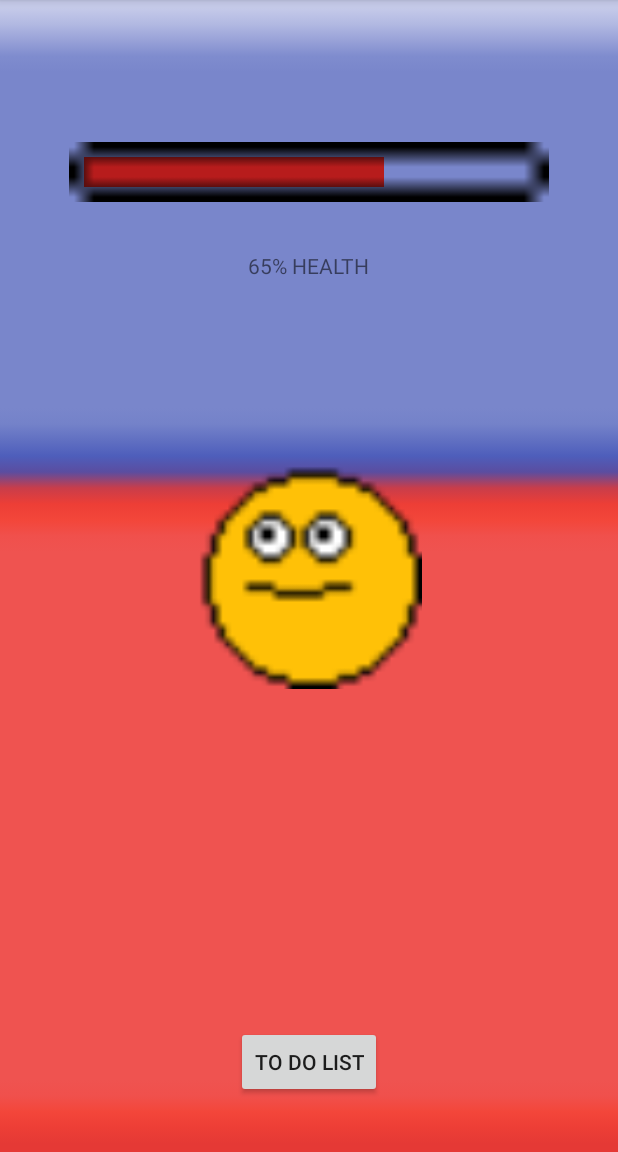
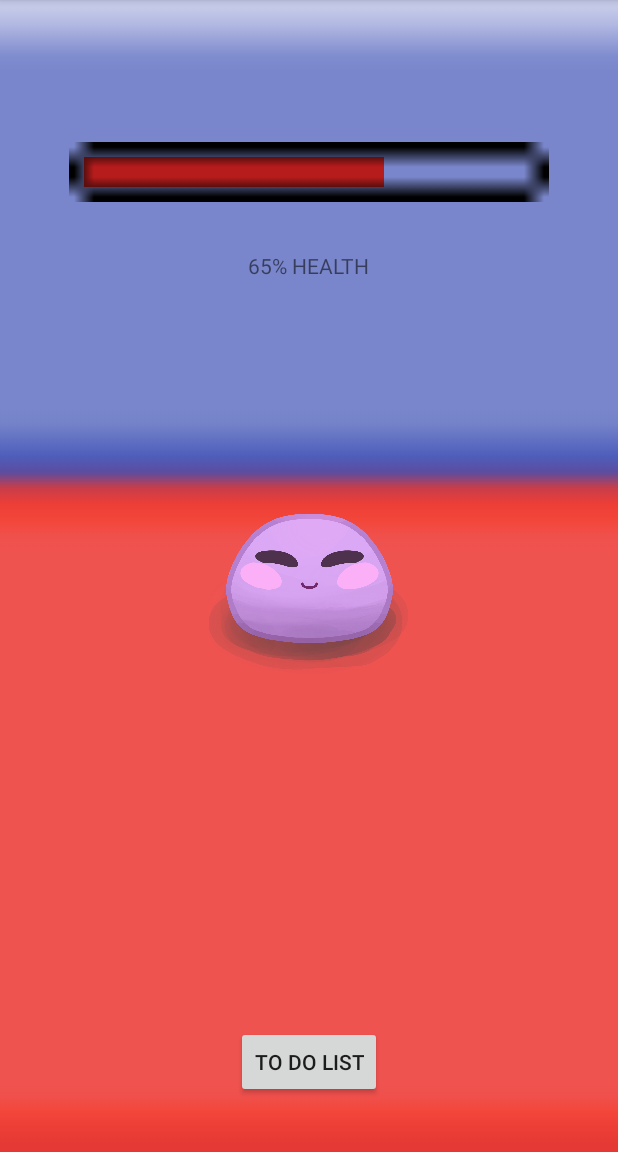
Before and after one commit to kmuniba98/keikaku-pet, an Android app: the screen it shows after launch (MainActivity), on a phone screen of 412 x 824 dp, the part 84-1236 px from its top. Run offline under Robolectric (Android 15) with nearby library versions, the light colour scheme and no system bars.

Commit message:
updated pet animation

```diff
--- a/app/src/main/java/com/keikakupet/MainActivity.kt
+++ b/app/src/main/java/com/keikakupet/MainActivity.kt
@@ -27,7 +27,7 @@ class MainActivity : AppCompatActivity() {
 
         // display pet animation
         val petImageView = findViewById<ImageView>(R.id.petImageView).apply {
-            setBackgroundResource(R.drawable.sample_pet_animation_list)
+            setBackgroundResource(R.drawable.baby_pet_animation_list)
             petAnimation = background as AnimationDrawable
         }
 
--- a/app/src/main/java/com/keikakupet/NewTaskDialogFragment.kt
+++ b/app/src/main/java/com/keikakupet/NewTaskDialogFragment.kt
@@ -31,12 +31,13 @@ class NewTaskDialogFragment: DialogFragment(){
     }
 
     override fun onCreateDialog(savedInstanceState: Bundle?): Dialog {
+
+        // building the dialog
         val title = arguments?.getInt("dialog_title")
         val builder = AlertDialog.Builder(activity)
         if (title != null) {
             builder.setTitle(title)
         }
-
         val dialogView = activity?.layoutInflater?.inflate(R.layout.dialog_new_task, null)
 
         // get task date
@@ -64,6 +65,7 @@ class NewTaskDialogFragment: DialogFragment(){
             taskPriority = if (isChecked) "high priority" else "standard priority"
         }
 
+        // create a task object with inputted data and send it to ToDoListActivity
         builder.setView(dialogView)
             .setPositiveButton(R.string.save, { dialog, id ->
                 // get task name
--- /dev/null
+++ b/app/src/main/res/drawable/baby_pet_animation_list.xml
@@ -0,0 +1,9 @@
+<animation-list xmlns:android="http://schemas.android.com/apk/res/android"
+    android:id="@+id/sampleAnimation" android:oneshot="false">
+    <item android:drawable="@drawable/baby_frame_1" android:duration="500"></item>
+    <item android:drawable="@drawable/baby_frame_2" android:duration="500"></item>
+    <item android:drawable="@drawable/baby_frame_3" android:duration="500"></item>
+    <item android:drawable="@drawable/baby_frame_4" android:duration="500"></item>
+    <item android:drawable="@drawable/baby_frame_2" android:duration="500"></item>
+    <item android:drawable="@drawable/baby_frame_1" android:duration="500"></item>
+</animation-list>
```
Also changed, not shown: app/src/main/res/drawable/baby_frame_1.PNG (added), app/src/main/res/drawable/baby_frame_2.PNG (added), app/src/main/res/drawable/baby_frame_3.PNG (added), app/src/main/res/drawable/baby_frame_4.PNG (added).
